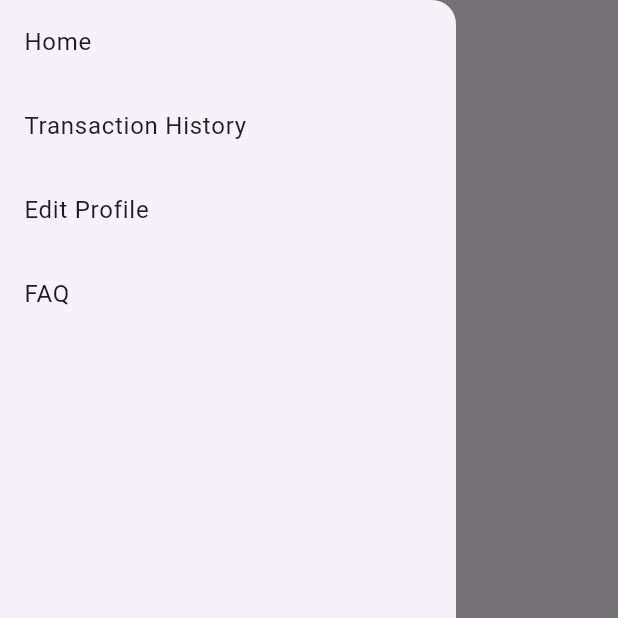
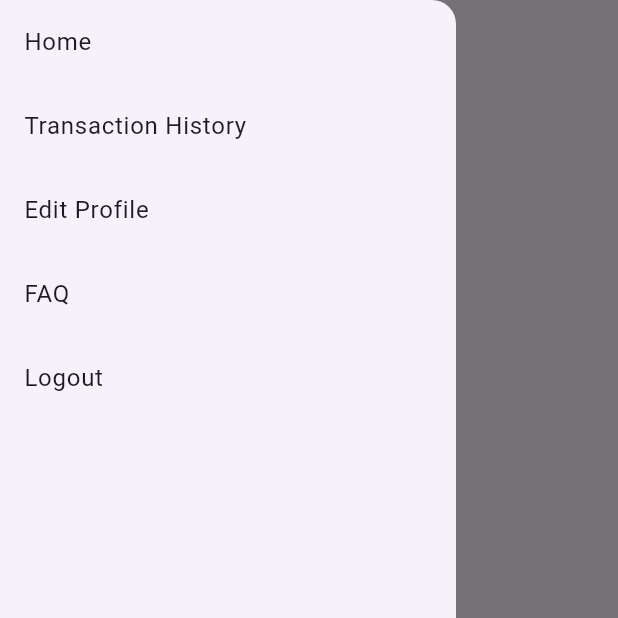
Before and after one commit to najwanstudent/Scan2PayTest, a Flutter app: the HomeScreen screen opened by its route, in the side drawer, after a tap on "SCAN QR", on a phone screen of 412 x 824 dp, the top half of it. Run offline on Flutter 3.47's test engine with Material 3 defaults, Android fonts, the light colour scheme and no system bars; drawn by our look-alikes of qr_flutter; our stand-ins replace cloud_firestore, firebase_core; missing offline and left inert: qr_code_scanner; accounts and stored records are empty.

Commit message:
qr dapat baca dan logout button finally

```diff
--- a/lib/drawer.dart
+++ b/lib/drawer.dart
@@ -1,4 +1,5 @@
 import 'package:flutter/material.dart';
+import 'package:scan2pay/login.dart';
 
 class AppDrawer extends StatelessWidget {
   const AppDrawer({super.key});
@@ -39,6 +40,14 @@ class AppDrawer extends StatelessWidget {
               Navigator.pushNamed(context, '/faq');
             },
           ),
+          const Spacer(),
+          ListTile(
+              title: const Text('Logout'),
+              onTap: () {
+                Navigator.pop(context);
+                Navigator.pushReplacement(context,
+                    MaterialPageRoute(builder: (context) => LoginPage()));
+              })
         ],
       ),
     );
--- a/lib/homescreen.dart
+++ b/lib/homescreen.dart
@@ -5,14 +5,16 @@ import 'package:qr_flutter/qr_flutter.dart';
 import 'drawer.dart';
 
 class HomeScreen extends StatefulWidget {
-  const HomeScreen({super.key});
+  final String userUid;
+
+  const HomeScreen({Key? key, required this.userUid}) : super(key: key);
 
   @override
   _HomeScreenState createState() => _HomeScreenState();
 }
 
 class _HomeScreenState extends State<HomeScreen> {
-  int balance = 0;
+  num balance = 0;
   String qrData = "";
   String icNumber = "";
 
@@ -23,15 +25,14 @@ class _HomeScreenState extends State<HomeScreen> {
   }
 
   Future<void> _fetchBalance() async {
-    // Replace with your actual Firestore path and document ID
-    String userId = "QSMVojIge9Z0QUfrIwg9"; // Replace with the actual user ID
-
-    DocumentSnapshot userDoc =
-        await FirebaseFirestore.instance.collection('Users').doc(userId).get();
+    DocumentSnapshot userDoc = await FirebaseFirestore.instance
+        .collection('Users')
+        .doc(widget.userUid)
+        .get();
 
     setState(() {
       balance = userDoc['amount_balance'];
-      qrData = userDoc['qr']; // Assuming the QR data includes the user QR code
+
       icNumber = userDoc['ic_number'];
     });
   }
@@ -42,7 +43,7 @@ class _HomeScreenState extends State<HomeScreen> {
       appBar: AppBar(
         title: const Text('Scan2Pay'),
       ),
-      drawer: const AppDrawer(),
+      drawer: AppDrawer(),
       body: Center(
         child: Column(
           mainAxisAlignment: MainAxisAlignment.center,
@@ -67,8 +68,9 @@ class _HomeScreenState extends State<HomeScreen> {
             ),
             const SizedBox(height: 20),
             ElevatedButton(
-              onPressed: () => Navigator.pushNamed(
-                  context, '/admin'), // Navigate to AdminScreen
+              onPressed: () {
+                Navigator.pushNamed(context, '/admin');
+              },
               child: const Text('SCAN QR'),
             ),
           ],
@@ -78,7 +80,6 @@ class _HomeScreenState extends State<HomeScreen> {
   }
 
   void _printQr(BuildContext context) {
-    // Implement print functionality
     ScaffoldMessenger.of(context).showSnackBar(
       const SnackBar(content: Text('Print functionality is not implemented')),
     );
```
Also changed, not shown: lib/login.dart (+4 -10 lines), lib/main.dart (+5 -4 lines).
